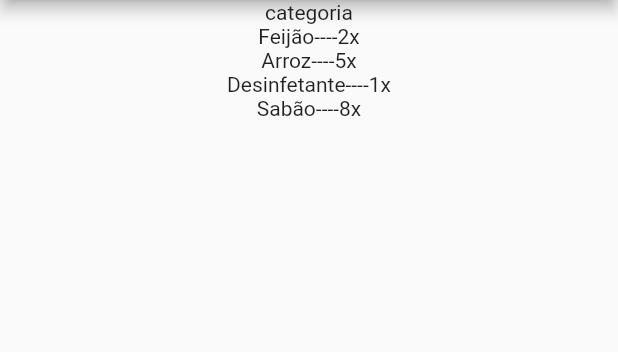
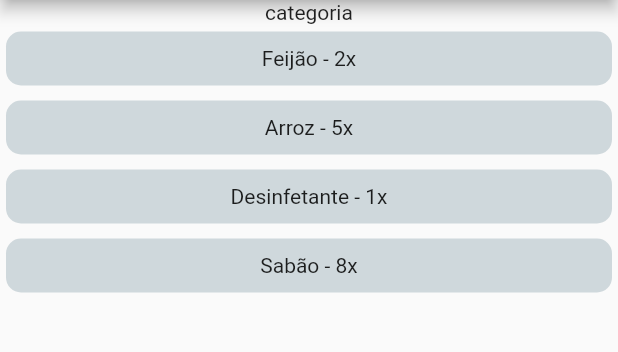
Before and after one commit to owarleysouza/S-Compras, a Flutter app: the TelaInicial screen opened directly, on a phone screen of 412 x 824 dp, the part 84-436 px from its top. Run offline on Flutter 3.47's test engine with Material 2 defaults, Android fonts, the phone set to English and light mode, and no system bars.

Commit message:
Adicionado estilo basico para cada template de produto

```diff
--- a/lib/views/produtoTemplate.dart
+++ b/lib/views/produtoTemplate.dart
@@ -11,12 +11,17 @@ class ProdutoTemplate extends StatelessWidget {
   @override
   Widget build(BuildContext context) {
     return Container(
+      width: double.infinity,
+      padding: EdgeInsets.all(10),
+      margin: EdgeInsets.fromLTRB(4, 5, 4, 5),
+      decoration: BoxDecoration(
+          color: Colors.blueGrey[100], borderRadius: BorderRadius.circular(10)),
       child: Row(
         mainAxisAlignment: MainAxisAlignment.center,
         children: <Widget>[
           //icone/imagem,
           Text(nome),
-          Text("----"),
+          Text(" - "),
           Text("${quantidade}x")
         ],
       ),
```
